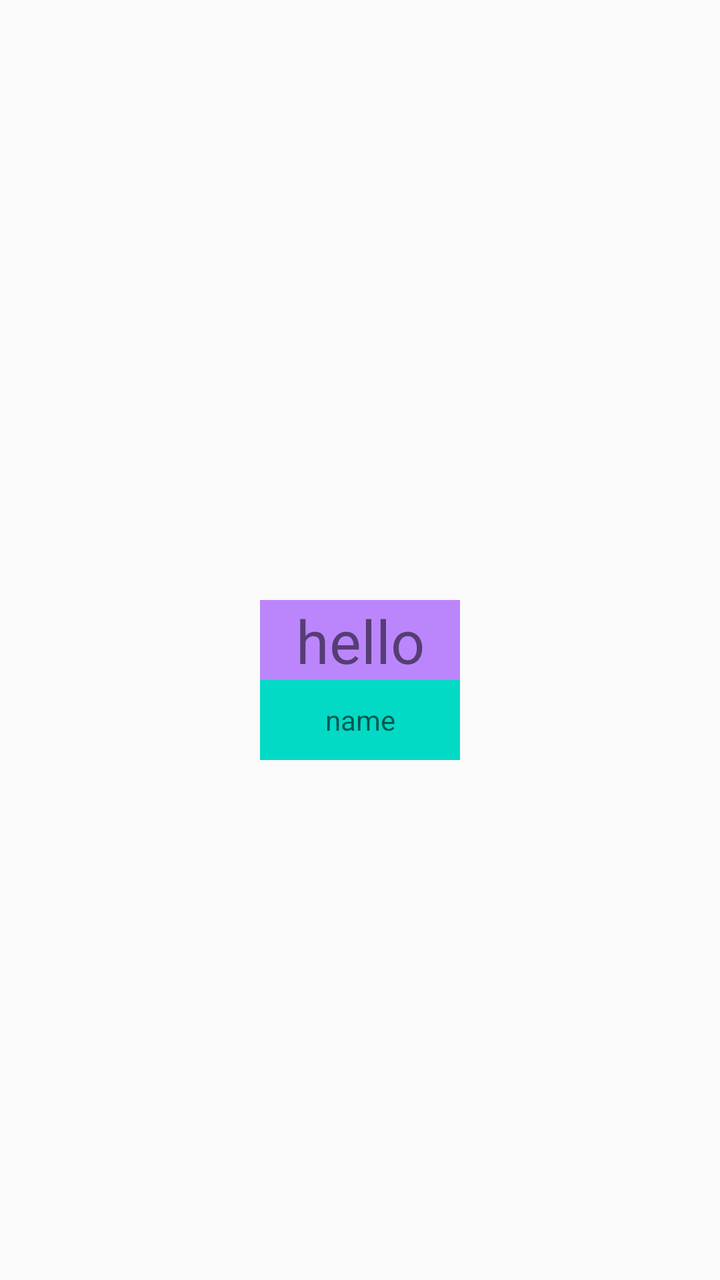
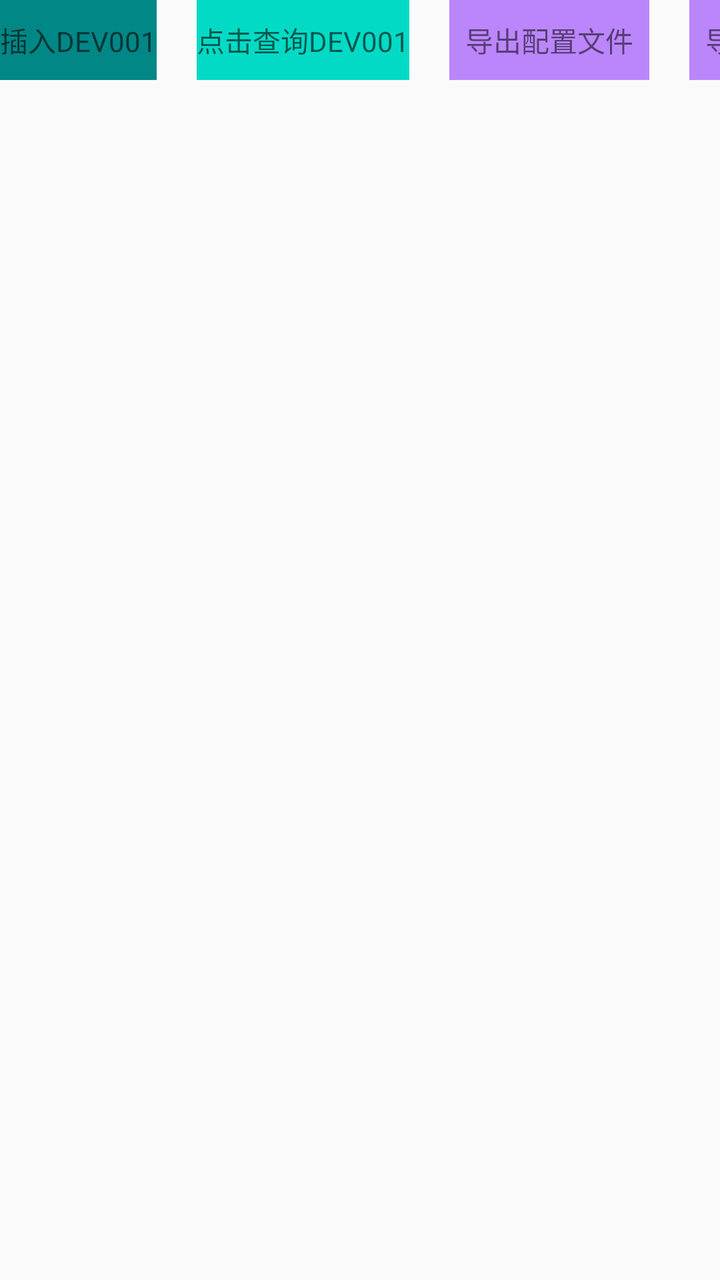

Compare the two renders of this Android layout. The source of the first and the diff that turns it into the second are given below.
<!-- AndroidManifest.xml: activity theme AppTheme -->
<!-- res/layout/activity_main.xml -->
<?xml version="1.0" encoding="utf-8"?>
<layout xmlns:android="http://schemas.android.com/apk/res/android"
    xmlns:app="http://schemas.android.com/apk/res-auto">

    <androidx.constraintlayout.widget.ConstraintLayout
        android:layout_width="match_parent"
        android:layout_height="match_parent">

        <TextView
            android:id="@+id/tv_show"
            android:layout_width="100dp"
            android:layout_height="40dp"
            android:background="@color/purple_200"
            android:clickable="true"
            android:gravity="center"
            android:text="hello"
            android:textSize="30sp"
            app:layout_constraintBottom_toBottomOf="parent"
            app:layout_constraintEnd_toEndOf="parent"
            app:layout_constraintStart_toStartOf="parent"
            app:layout_constraintTop_toTopOf="parent" />

        <TextView
            android:id="@+id/tv_name"
            android:layout_width="100dp"
            android:layout_height="40dp"
            android:background="@color/teal_200"
            android:gravity="center"
            android:hint="name"
            app:layout_constraintEnd_toEndOf="@id/tv_show"
            app:layout_constraintStart_toStartOf="@id/tv_show"
            app:layout_constraintTop_toBottomOf="@id/tv_show" />

    </androidx.constraintlayout.widget.ConstraintLayout>

</layout>
<!-- resources referenced by this layout -->
<resources>
  <color name="purple_200">#FFBB86FC</color>
  <color name="teal_200">#FF03DAC5</color>
  <style name="AppTheme" parent="Theme.AppCompat.Light.NoActionBar" />
</resources>

<!-- the commit's change to res/layout/activity_main.xml (unified diff, before → after) -->
@@ -7,29 +7,62 @@
         android:layout_height="match_parent">
 
         <TextView
-            android:id="@+id/tv_show"
+            android:id="@+id/tv_insert"
+            android:layout_width="wrap_content"
+            android:layout_height="40dp"
+            android:background="@color/teal_700"
+            android:gravity="center"
+            android:hint="插入DEV001"
+            app:layout_constraintStart_toStartOf="parent"
+            app:layout_constraintTop_toTopOf="parent"/>
+
+        <TextView
+            android:id="@+id/tv_name"
+            android:layout_width="wrap_content"
+            android:layout_height="40dp"
+            android:background="@color/teal_200"
+            android:gravity="center"
+            android:hint="点击查询DEV001"
+            android:layout_marginLeft="20dp"
+            app:layout_constraintStart_toEndOf="@id/tv_insert"
+            app:layout_constraintTop_toTopOf="parent"/>
+
+        <TextView
+            android:id="@+id/tv_export"
             android:layout_width="100dp"
             android:layout_height="40dp"
             android:background="@color/purple_200"
-            android:clickable="true"
             android:gravity="center"
-            android:text="hello"
-            android:textSize="30sp"
-            app:layout_constraintBottom_toBottomOf="parent"
-            app:layout_constraintEnd_toEndOf="parent"
-            app:layout_constraintStart_toStartOf="parent"
-            app:layout_constraintTop_toTopOf="parent" />
+            android:text="导出配置文件"
+            android:layout_marginLeft="20dp"
+            app:layout_constraintStart_toEndOf="@id/tv_name"
+            app:layout_constraintTop_toTopOf="parent"
+            />
 
         <TextView
-            android:id="@+id/tv_name"
+            android:id="@+id/tv_import"
             android:layout_width="100dp"
             android:layout_height="40dp"
-            android:background="@color/teal_200"
+            android:background="@color/purple_200"
             android:gravity="center"
-            android:hint="name"
-            app:layout_constraintEnd_toEndOf="@id/tv_show"
-            app:layout_constraintStart_toStartOf="@id/tv_show"
-            app:layout_constraintTop_toBottomOf="@id/tv_show" />
+            android:text="导入配置文件"
+            android:layout_marginLeft="20dp"
+            app:layout_constraintStart_toEndOf="@id/tv_export"
+            app:layout_constraintTop_toTopOf="parent"
+            />
+
+        <TextView
+            android:id="@+id/tv_content"
+            android:layout_width="wrap_content"
+            android:layout_height="40dp"
+            android:background="@color/teal_700"
+            android:gravity="center"
+            android:hint="文件内容"
+            android:layout_marginLeft="20dp"
+            app:layout_constraintStart_toEndOf="@id/tv_import"
+            app:layout_constraintTop_toTopOf="@id/tv_import"
+            app:layout_constraintBottom_toBottomOf="@id/tv_import"
+            />
 
     </androidx.constraintlayout.widget.ConstraintLayout>
 
<!-- resource entries referenced after the edit -->
@@ -2,6 +2,7 @@
 <resources>
   <color name="purple_200">#FFBB86FC</color>
   <color name="teal_200">#FF03DAC5</color>
+  <color name="teal_700">#FF018786</color>
   <style name="AppTheme" parent="Theme.AppCompat.Light.NoActionBar" />
 </resources>
 
